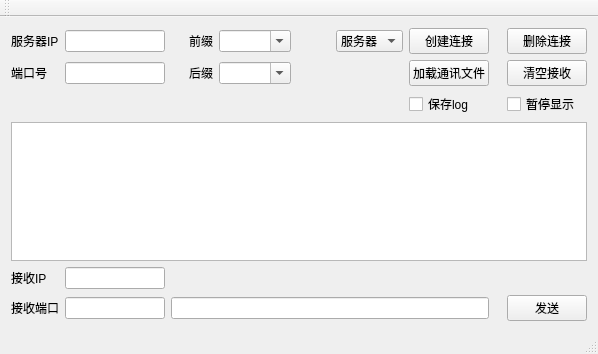
This is mainwindow.ui in eveningwyn/E_Tool as Qt 5 draws it before an edit. The edited form follows.
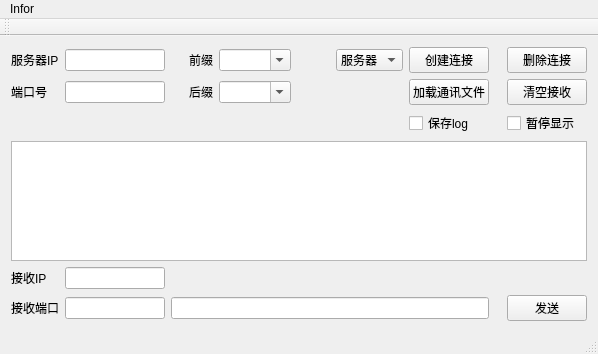
This is the edited form. Icons and pictures are not drawn.

Patch:
```diff
--- a/mainwindow.ui
+++ b/mainwindow.ui
@@ -204,6 +204,13 @@
      <height>23</height>
     </rect>
    </property>
+   <widget class="QMenu" name="menuInfor">
+    <property name="title">
+     <string>Infor</string>
+    </property>
+    <addaction name="actionAbout"/>
+   </widget>
+   <addaction name="menuInfor"/>
   </widget>
   <widget class="QToolBar" name="mainToolBar">
    <attribute name="toolBarArea">
```
Left out of the diff: 17 changed lines with no effect on the pictures.
